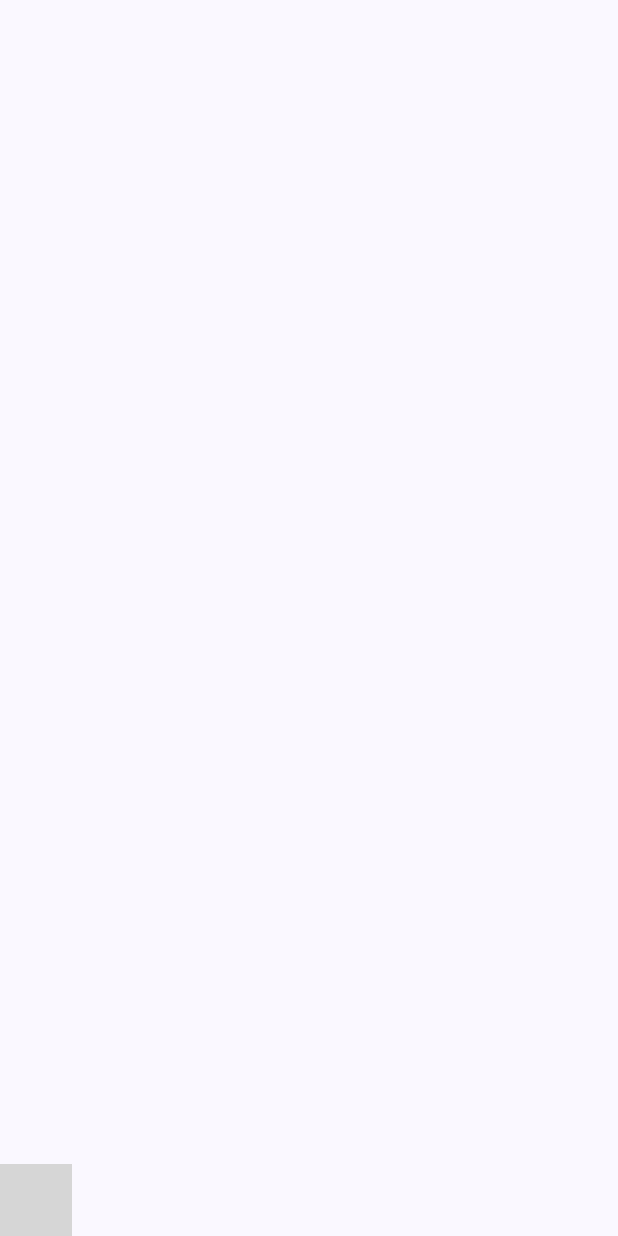
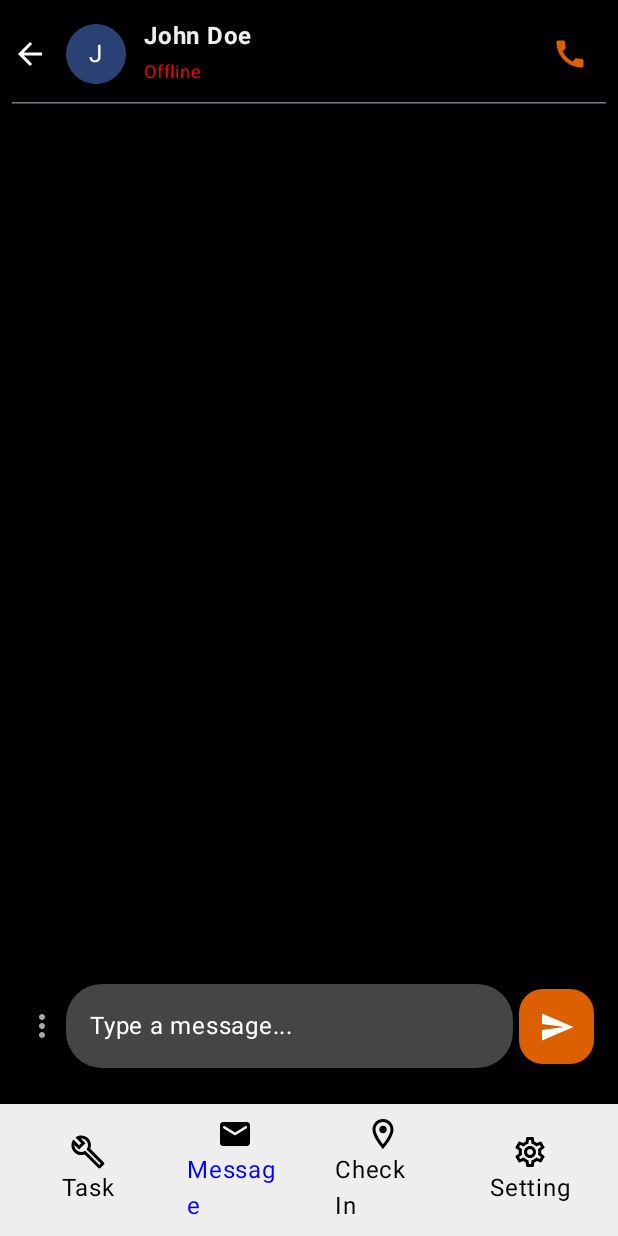
Before and after one commit to zzmitzz/ChatIEC, an Android app built with Jetpack Compose: the screen it shows after launch (MainActivity), on a phone screen of 412 x 824 dp. Run offline under Robolectric (Android 15) with nearby library versions, the phone set to English and light mode, and no system bars; grey boxes are pictures that could not be loaded.

Commit message:
Navigation

```diff
--- a/app/src/main/java/com/example/iec/MainActivity.kt
+++ b/app/src/main/java/com/example/iec/MainActivity.kt
@@ -4,16 +4,26 @@ import android.os.Bundle
 import androidx.activity.ComponentActivity
 import androidx.activity.compose.setContent
 import androidx.activity.enableEdgeToEdge
+import androidx.compose.foundation.layout.Box
 import androidx.compose.foundation.layout.fillMaxSize
 import androidx.compose.foundation.layout.padding
+import androidx.compose.material3.Card
+import androidx.compose.material3.CardDefaults
+import androidx.compose.material3.CardElevation
 import androidx.compose.material3.Scaffold
+import androidx.compose.material3.Surface
 import androidx.compose.material3.Text
 import androidx.compose.runtime.Composable
+import androidx.compose.runtime.getValue
 import androidx.compose.ui.Modifier
 import androidx.compose.ui.tooling.preview.Preview
+import androidx.compose.ui.unit.dp
 import androidx.navigation.compose.NavHost
 import androidx.navigation.compose.composable
+import androidx.navigation.compose.currentBackStackEntryAsState
 import androidx.navigation.compose.rememberNavController
+import com.example.iec.navigation.BottomBarNav
+import com.example.iec.navigation.NavigationGraph
 import com.example.iec.navigation.ScreenDestinationLevel
 import com.example.iec.ui.feature.message.ModernChatScreen
 import com.example.iec.ui.theme.IecTheme
@@ -33,10 +43,21 @@ class MainActivity : ComponentActivity() {
 
 @Composable
 fun MainApp(){
-    val myNavController = rememberNavController()
+    val navController = rememberNavController()
+    val navBackStackEntry by navController.currentBackStackEntryAsState()
+    val currentRoute = navBackStackEntry?.destination?.route
+
     Scaffold(
-        bottomBar = { BottomBar(navController = myNavController) }
+        modifier = Modifier.fillMaxSize(),
+        bottomBar = {
+            BottomBarNav(
+                navController = navController,
+                currentScreen = currentRoute ?: ScreenDestinationLevel.Message.route
+            )
+        }
     ) { paddingValues ->
-
+        Box(modifier = Modifier.padding(paddingValues)) {
+            NavigationGraph(navController = navController, startDestination = ScreenDestinationLevel.Message)
+        }
     }
 }
--- a/app/src/main/java/com/example/iec/navigation/BottomBarNavigation.kt
+++ b/app/src/main/java/com/example/iec/navigation/BottomBarNavigation.kt
@@ -1,50 +1,119 @@
 package com.example.iec.navigation
 
 import androidx.compose.foundation.Image
+import androidx.compose.foundation.background
+import androidx.compose.foundation.border
+import androidx.compose.foundation.clickable
+import androidx.compose.foundation.layout.Arrangement
 import androidx.compose.foundation.layout.Box
 import androidx.compose.foundation.layout.Column
 import androidx.compose.foundation.layout.Row
+import androidx.compose.foundation.layout.fillMaxWidth
+import androidx.compose.foundation.layout.height
+import androidx.compose.foundation.layout.padding
+import androidx.compose.foundation.layout.width
 import androidx.compose.foundation.layout.wrapContentSize
+import androidx.compose.foundation.shape.RoundedCornerShape
+import androidx.compose.material3.Surface
 import androidx.compose.material3.Text
 import androidx.compose.runtime.Composable
+import androidx.compose.runtime.getValue
+import androidx.compose.ui.Alignment
 import androidx.compose.ui.Modifier
+import androidx.compose.ui.draw.clip
 import androidx.compose.ui.graphics.Color
 import androidx.compose.ui.res.stringResource
+import androidx.compose.ui.tooling.preview.Preview
+import androidx.compose.ui.unit.dp
 import androidx.navigation.NavController
+import androidx.navigation.NavGraph.Companion.findStartDestination
+import androidx.navigation.compose.currentBackStackEntryAsState
+import com.example.iec.ui.theme.colorOnPrimary
 
 
 @Composable
-fun BottomBarNav(navController: NavController){
+fun BottomBarNav(navController: NavController, currentScreen: String) {
+    val onItemSelected: (ScreenDestinationLevel) -> Unit = { screenChosen ->
+        navController.navigate(screenChosen.route) {
+            popUpTo(navController.graph.findStartDestination().id) {
+                saveState = true
+            }
+            launchSingleTop = true
+            restoreState = true
+        }
+    }
 
-    Row {
-        ItemBottomBar(screenMetaData = ScreenDestinationLevel.YourTask)
-        ItemBottomBar(screenMetaData = ScreenDestinationLevel.Message)
-        ItemBottomBar(screenMetaData = ScreenDestinationLevel.CheckIn)
-        ItemBottomBar(screenMetaData = ScreenDestinationLevel.Setting)
+    Row(
+        modifier = Modifier
+            .fillMaxWidth()
+            .background(colorOnPrimary),
+        horizontalArrangement = Arrangement.SpaceEvenly,
+        verticalAlignment = Alignment.CenterVertically
+    ) {
+        ItemBottomBar(
+            screenMetaData = ScreenDestinationLevel.YourTask,
+            currentScreen == ScreenDestinationLevel.YourTask.route,
+            onItemSelected
+        )
+        ItemBottomBar(
+            screenMetaData = ScreenDestinationLevel.Message,
+            currentScreen == ScreenDestinationLevel.Message.route,
+            onItemSelected
+        )
+        ItemBottomBar(
+            screenMetaData = ScreenDestinationLevel.CheckIn,
+            currentScreen == ScreenDestinationLevel.CheckIn.route,
+            onItemSelected
+        )
+        ItemBottomBar(
+            screenMetaData = ScreenDestinationLevel.Setting,
+            currentScreen == ScreenDestinationLevel.Setting.route,
+            onItemSelected
+        )
     }
 }
 
+
 @Composable
-fun ItemBottomBar(screenMetaData: ScreenDestinationLevel, isSelected: Boolean = false){
+fun ItemBottomBar(
+    screenMetaData: ScreenDestinationLevel,
+    isSelected: Boolean = false,
+    onItemSelected: (ScreenDestinationLevel) -> Unit = {}
+) {
+
     Box(
-        modifier = Modifier.wrapContentSize()
-    ){
-        Column {
-            if(isSelected){
+        modifier = Modifier
+            .wrapContentSize()
+            .clip(RoundedCornerShape(16.dp))
+            .clickable {
+                onItemSelected(screenMetaData)
+            },
+    ) {
+        Column(
+            modifier = Modifier
+                .width(80.dp)
+                .padding(8.dp)
+                .background(Color.Transparent)
+        ) {
+            if (isSelected) {
                 Image(
+                    modifier = Modifier.align(Alignment.CenterHorizontally),
                     imageVector = screenMetaData.selectedIcon,
                     contentDescription = stringResource(screenMetaData.iconText)
                 )
                 Text(
+                    modifier = Modifier.align(Alignment.CenterHorizontally),
                     color = Color.Blue,
                     text = stringResource(screenMetaData.titleTextId),
                 )
-            }else{
+            } else {
                 Image(
+                    modifier = Modifier.align(Alignment.CenterHorizontally),
                     imageVector = screenMetaData.unSelectedIcon,
                     contentDescription = stringResource(screenMetaData.iconText)
                 )
                 Text(
+                    modifier = Modifier.align(Alignment.CenterHorizontally),
                     color = Color.Black,
                     text = stringResource(screenMetaData.titleTextId),
                 )
@@ -53,3 +122,40 @@ fun ItemBottomBar(screenMetaData: ScreenDestinationLevel, isSelected: Boolean =
         }
     }
 }
+
+@Preview(showBackground = true)
+@Composable
+fun BottomView() {
+    val currentScreen = "YourTask"
+    val onItemSelected: (ScreenDestinationLevel) -> Unit = {
+
+    }
+    Row(
+        modifier = Modifier
+            .fillMaxWidth()
+            .background(colorOnPrimary),
+        horizontalArrangement = Arrangement.SpaceAround,
+        verticalAlignment = Alignment.CenterVertically
+    ) {
+        ItemBottomBar(
+            screenMetaData = ScreenDestinationLevel.YourTask,
+            currentScreen == ScreenDestinationLevel.YourTask.route,
+            onItemSelected
+        )
+        ItemBottomBar(
+            screenMetaData = ScreenDestinationLevel.Message,
+            currentScreen == ScreenDestinationLevel.Message.route,
+            onItemSelected
+        )
+        ItemBottomBar(
+            screenMetaData = ScreenDestinationLevel.CheckIn,
+            currentScreen == ScreenDestinationLevel.CheckIn.route,
+            onItemSelected
+        )
+        ItemBottomBar(
+            screenMetaData = ScreenDestinationLevel.Setting,
+            currentScreen == ScreenDestinationLevel.Setting.route,
+            onItemSelected
+        )
+    }
+}
--- /dev/null
+++ b/app/src/main/java/com/example/iec/navigation/NavigationGraph.kt
@@ -0,0 +1,31 @@
+package com.example.iec.navigation
+
+import androidx.compose.runtime.Composable
+import androidx.navigation.NavController
+import androidx.navigation.NavHostController
+import androidx.navigation.compose.NavHost
+import androidx.navigation.compose.composable
+import com.example.iec.ui.feature.message.Message
+import com.example.iec.ui.feature.message.ModernChatScreen
+
+
+@Composable
+fun NavigationGraph(
+    navController: NavHostController,
+    startDestination: ScreenDestinationLevel
+) {
+    NavHost(navController = navController, startDestination = startDestination.route) {
+        composable(route = ScreenDestinationLevel.YourTask.route) {
+            ModernChatScreen()
+        }
+        composable(route = ScreenDestinationLevel.Message.route) {
+            ModernChatScreen()
+        }
+        composable(route = ScreenDestinationLevel.CheckIn.route) {
+            ModernChatScreen()
+        }
+        composable(route = ScreenDestinationLevel.Setting.route) {
+            ModernChatScreen()
+        }
+    }
+}
--- a/app/src/main/java/com/example/iec/navigation/ScreenDestinationLevel.kt
+++ b/app/src/main/java/com/example/iec/navigation/ScreenDestinationLevel.kt
@@ -49,14 +49,14 @@ enum class ScreenDestinationLevel(
         selectedIcon = Icons.Rounded.LocationOn,
         unSelectedIcon = Icons.Outlined.LocationOn,
         iconText = R.string.message,
-        titleTextId = R.string.message,
+        titleTextId = R.string.checkIn,
         route = TopScreenRoute.CheckIn.route
     ),
     Setting(
         selectedIcon = Icons.Rounded.Settings,
         unSelectedIcon = Icons.Outlined.Settings,
         iconText = R.string.message,
-        titleTextId = R.string.message,
+        titleTextId = R.string.setting,
         route = TopScreenRoute.Setting.route
     ),
 }
--- a/app/src/main/java/com/example/iec/ui/feature/message/MessageScreen.kt
+++ b/app/src/main/java/com/example/iec/ui/feature/message/MessageScreen.kt
@@ -75,10 +75,10 @@ fun ModernChatScreen() {
                 messageText = messageText,
                 onMessageChange = { messageText = it },
                 onMessageSent = {
-                    messages.add(
+                    messages.add(0,
                         Message(
                             message = messageText,
-                            isFromUser = true,
+                            isFromUser = messageText.startsWith("a"),
                             timestamp = System.currentTimeMillis()
                         )
                     )
```
Also changed, not shown: app/src/main/java/com/example/iec/ui/feature/message/ChatMessage.kt (+50 -23 lines).
